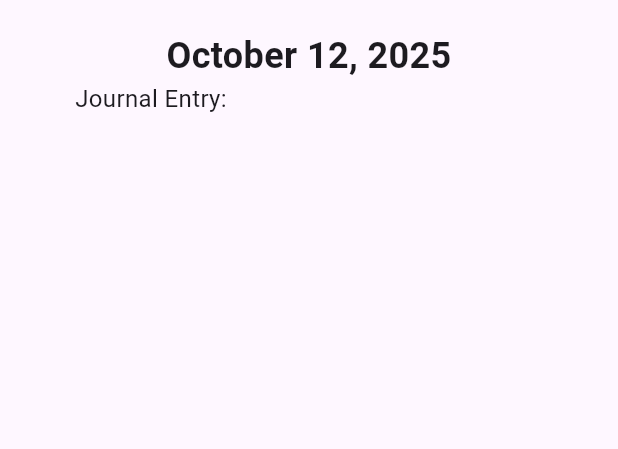
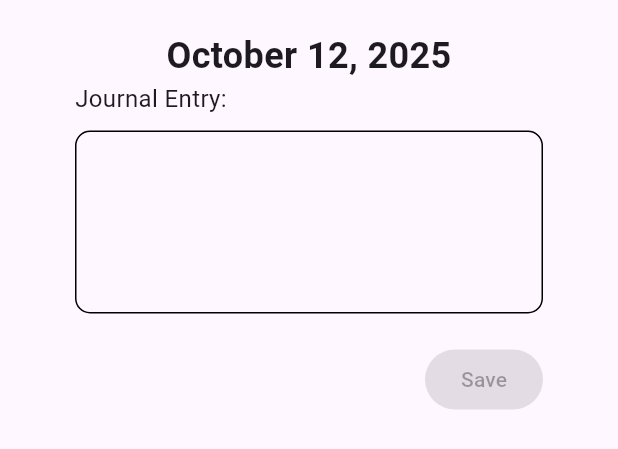
Before and after one commit to lajacl/mindfulness-app, a Flutter app: the JournalPage widget shown alone on an empty page, opened directly, on a phone screen of 412 x 824 dp. Shown: the top 449 px of the screen. Run offline on Flutter 3.47's test engine with Material 3 defaults, Android fonts, the phone set to English and light mode, and no system bars; our stand-ins replace youtube_player_iframe.

Commit message:
Write or edit a journal entry

```diff
--- a/lib/journal.dart
+++ b/lib/journal.dart
@@ -9,9 +9,17 @@ class JournalPage extends StatefulWidget {
 }
 
 class _JournalPageState extends State<JournalPage> {
+  late final TextEditingController _textController;
+
   String _getDate() {
     DateTime datetime = DateTime.now();
     return DateFormat('MMMM d, yyyy').format(datetime);
+  }
+
+  @override
+  void initState() {
+    super.initState();
+    _textController = TextEditingController();
   }
 
   @override
@@ -32,6 +40,35 @@ class _JournalPageState extends State<JournalPage> {
             style: TextStyle(fontSize: 16),
             textAlign: TextAlign.left,
           ),
+          SizedBox(height: 10),
+          Column(
+            mainAxisAlignment: MainAxisAlignment.start,
+            children: [
+              Container(
+                decoration: BoxDecoration(
+                  border: Border.all(),
+                  borderRadius: BorderRadius.all(Radius.circular(10)),
+                ),
+                child: Padding(
+                  padding: EdgeInsets.all(20),
+                  child: EditableText(
+                    minLines: 5,
+                    maxLines: 20,
+                    controller: _textController,
+                    focusNode: FocusNode(),
+                    style: TextStyle(color: Colors.black),
+                    cursorColor: Colors.tealAccent,
+                    backgroundCursorColor: Colors.grey,
+                  ),
+                ),
+              ),
+              SizedBox(height: 20),
+              Align(
+                alignment: AlignmentGeometry.bottomRight,
+                child: ElevatedButton(onPressed: null, child: Text('Save')),
+              ),
+            ],
+          ),
         ],
       ),
     );
```
